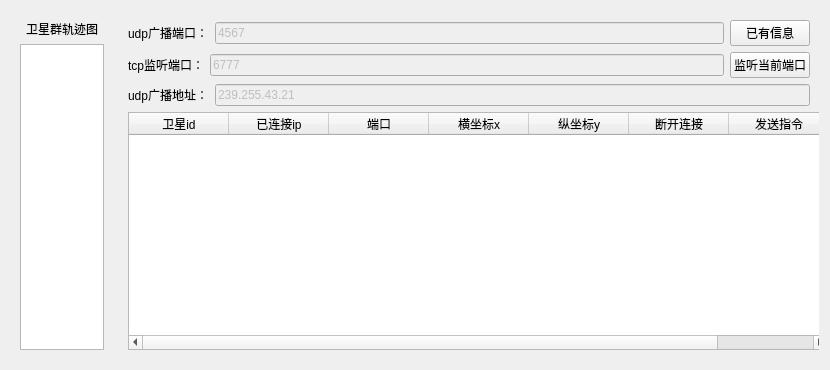
First picture: the form in server.ui, repository VictorySong/ls, before the edit.
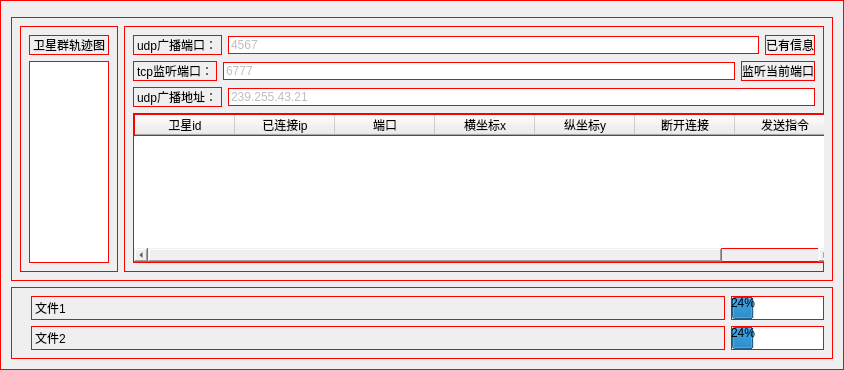
Second picture: the form after the edit.

Commit message: 改动界面，客户端增加选择文件功能，服务端增加展示文件的widget

```diff
--- a/server.ui
+++ b/server.ui
@@ -6,23 +6,68 @@
    <rect>
     <x>0</x>
     <y>0</y>
-    <width>830</width>
+    <width>833</width>
     <height>370</height>
    </rect>
   </property>
   <property name="windowTitle">
    <string>Form</string>
   </property>
+  <property name="styleSheet">
+   <string notr="true">border:1px solid red;</string>
+  </property>
   <layout class="QVBoxLayout" name="verticalLayout_3">
    <item>
+    <widget class="QWidget" name="tool" native="true">
+     <property name="sizePolicy">
+      <sizepolicy hsizetype="Preferred" vsizetype="Maximum">
+       <horstretch>0</horstretch>
+       <verstretch>0</verstretch>
+      </sizepolicy>
+     </property>
+     <property name="maximumSize">
+      <size>
+       <width>16777215</width>
+       <height>20</height>
+      </size>
+     </property>
+     <property name="baseSize">
+      <size>
+       <width>0</width>
+       <height>20</height>
+      </size>
+     </property>
+     <property name="autoFillBackground">
+      <bool>false</bool>
+     </property>
+     <property name="styleSheet">
+      <string notr="true"/>
+     </property>
     <layout class="QVBoxLayout" name="verticalLayout_4">
      <property name="spacing">
-      <number>1</number>
-     </property>
-    </layout>
+       <number>0</number>
+      </property>
+      <property name="leftMargin">
+       <number>0</number>
+      </property>
+      <property name="topMargin">
+       <number>0</number>
+      </property>
+      <property name="bottomMargin">
+       <number>0</number>
+      </property>
+     </layout>
+    </widget>
    </item>
    <item>
+    <widget class="QWidget" name="homepage" native="true">
+     <property name="styleSheet">
+      <string notr="true"/>
+     </property>
     <layout class="QHBoxLayout" name="horizontalLayout_4">
+      <property name="spacing">
+       <number>6</number>
+      </property>
      <item>
       <widget class="QWidget" name="widget" native="true">
        <layout class="QVBoxLayout" name="verticalLayout_2">
@@ -241,6 +286,79 @@
       </widget>
      </item>
     </layout>
+    </widget>
+   </item>
+   <item alignment="Qt::AlignTop">
+    <widget class="QWidget" name="transfering" native="true">
+     <property name="sizePolicy">
+      <sizepolicy hsizetype="Preferred" vsizetype="Expanding">
+       <horstretch>0</horstretch>
+       <verstretch>0</verstretch>
+      </sizepolicy>
+     </property>
+     <property name="styleSheet">
+      <string notr="true"/>
+     </property>
+     <layout class="QVBoxLayout" name="verticalLayout_5">
+      <property name="leftMargin">
+       <number>20</number>
+      </property>
+      <item>
+       <layout class="QHBoxLayout" name="horizontalLayout_5">
+        <item>
+         <widget class="QLabel" name="label_5">
+          <property name="text">
+           <string>文件1</string>
+          </property>
+         </widget>
+        </item>
+        <item>
+         <widget class="QProgressBar" name="progressBar">
+          <property name="sizePolicy">
+           <sizepolicy hsizetype="Fixed" vsizetype="Fixed">
+            <horstretch>0</horstretch>
+            <verstretch>0</verstretch>
+           </sizepolicy>
+          </property>
+          <property name="baseSize">
+           <size>
+            <width>500</width>
+            <height>0</height>
+           </size>
+          </property>
+          <property name="value">
+           <number>24</number>
+          </property>
+         </widget>
+        </item>
+       </layout>
+      </item>
+      <item>
+       <layout class="QHBoxLayout" name="horizontalLayout_6">
+        <item>
+         <widget class="QLabel" name="label_6">
+          <property name="text">
+           <string>文件2</string>
+          </property>
+         </widget>
+        </item>
+        <item>
+         <widget class="QProgressBar" name="progressBar_2">
+          <property name="sizePolicy">
+           <sizepolicy hsizetype="Fixed" vsizetype="Fixed">
+            <horstretch>0</horstretch>
+            <verstretch>0</verstretch>
+           </sizepolicy>
+          </property>
+          <property name="value">
+           <number>24</number>
+          </property>
+         </widget>
+        </item>
+       </layout>
+      </item>
+     </layout>
+    </widget>
    </item>
   </layout>
  </widget>
```
Lines whose indentation alone changed are shown as unchanged. The commit also changes 4 other files.
